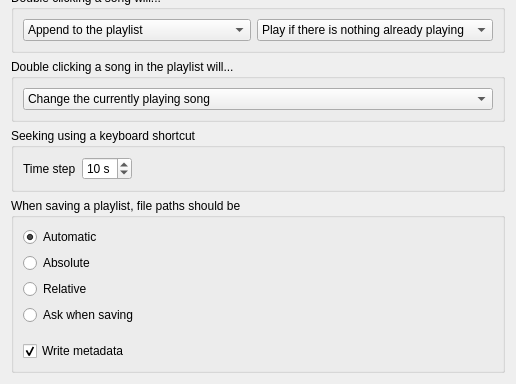
This is src/ui/behavioursettingspage.ui in clementine-player/Clementine as Qt 5 draws it before an edit; both pictures show x 0 to 516 and y 542 to 926 of the 516 by 926 pixel window. The edited form follows.
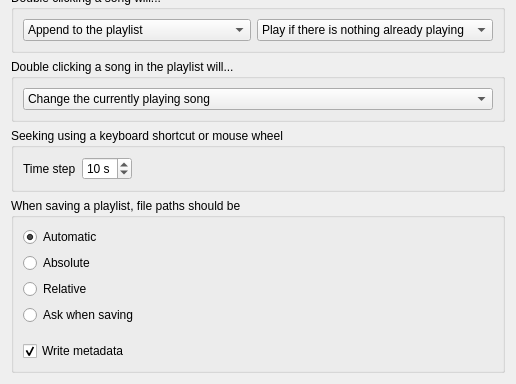
This is the edited form.

Commit message:
seek time step label
height

```diff
--- a/src/ui/behavioursettingspage.ui
+++ b/src/ui/behavioursettingspage.ui
@@ -290,7 +290,7 @@
    <item>
     <widget class="QGroupBox" name="groupBox_seekstep">
      <property name="title">
-      <string>Seeking using a keyboard shortcut</string>
+      <string>Seeking using a keyboard shortcut or mouse wheel</string>
      </property>
      <layout class="QHBoxLayout" name="horizontalLayout_7">
       <item>
```
